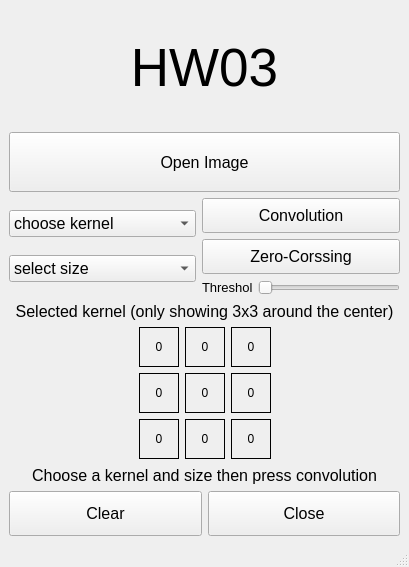
The window that HW4/B06611008_HW4/code/diphw.ui (tohow06/2021FallDIP) describes before a commit, drawn with Qt 5.
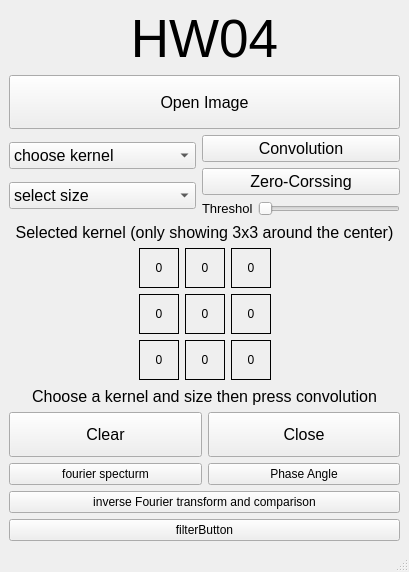
The same window after the commit.

What changed in the file:
```diff
--- a/HW4/B06611008_HW4/code/diphw.ui
+++ b/HW4/B06611008_HW4/code/diphw.ui
@@ -7,7 +7,7 @@
     <x>0</x>
     <y>0</y>
     <width>409</width>
-    <height>567</height>
+    <height>572</height>
    </rect>
   </property>
   <property name="windowTitle">
@@ -25,7 +25,7 @@
        </font>
       </property>
       <property name="text">
-       <string>HW03</string>
+       <string>HW04</string>
       </property>
       <property name="alignment">
        <set>Qt::AlignCenter</set>
@@ -721,6 +721,38 @@
       </item>
      </layout>
     </item>
+    <item>
+     <layout class="QHBoxLayout" name="horizontalLayout_4">
+      <item>
+       <widget class="QPushButton" name="showFSButton">
+        <property name="text">
+         <string>fourier specturm</string>
+        </property>
+       </widget>
+      </item>
+      <item>
+       <widget class="QPushButton" name="showPASButton">
+        <property name="text">
+         <string>Phase Angle</string>
+        </property>
+       </widget>
+      </item>
+     </layout>
+    </item>
+    <item>
+     <widget class="QPushButton" name="ifftButton">
+      <property name="text">
+       <string>inverse Fourier transform and comparison</string>
+      </property>
+     </widget>
+    </item>
+    <item>
+     <widget class="QPushButton" name="filterButton">
+      <property name="text">
+       <string>filterButton</string>
+      </property>
+     </widget>
+    </item>
    </layout>
   </widget>
   <widget class="QMenuBar" name="menubar">
```
Left out of the diff: 2 changed lines with no effect on the pictures.
